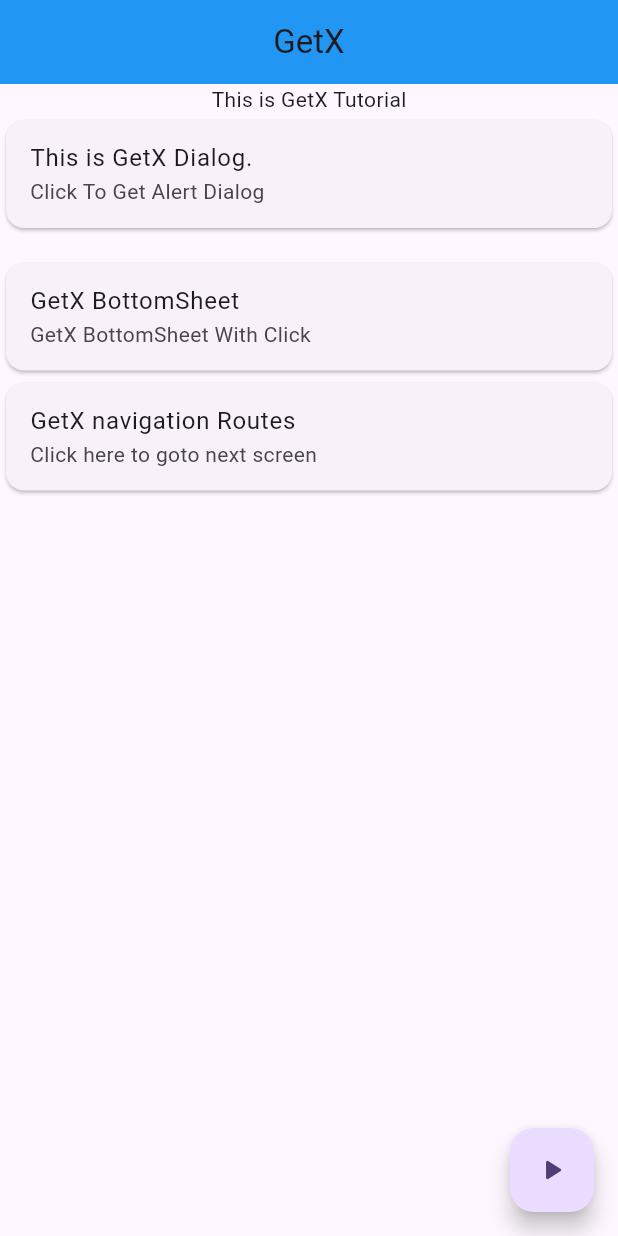
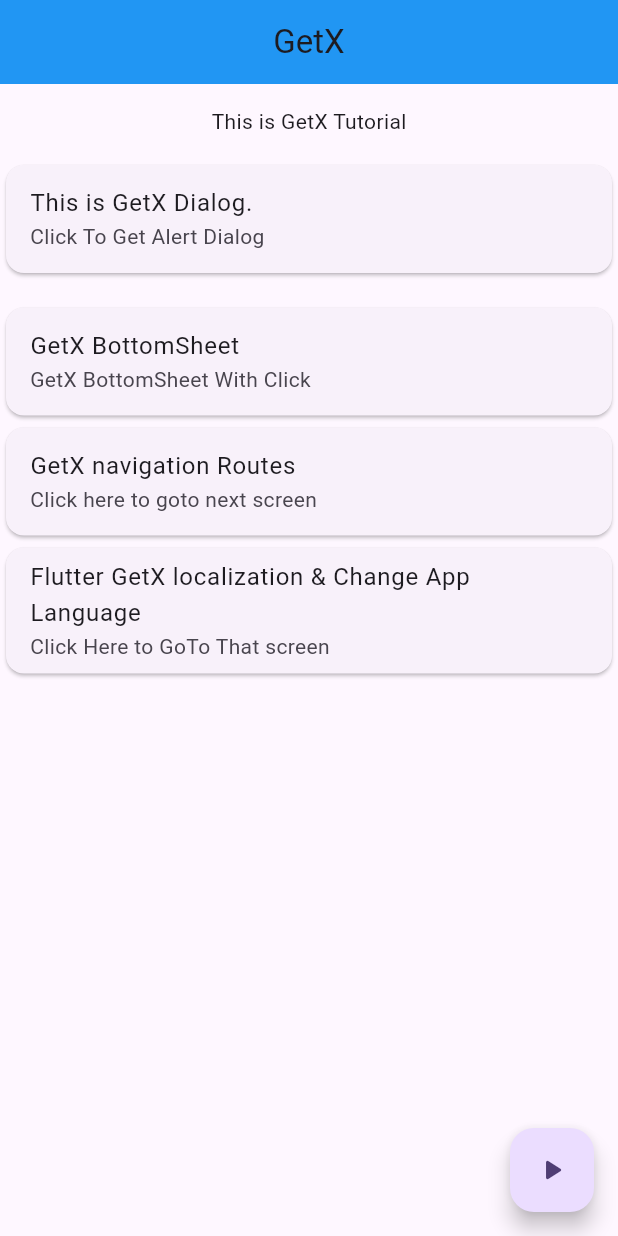
Before and after one commit to rn-byte/State_management, a Flutter app: the screen it shows after launch, on a phone screen of 412 x 824 dp. Run offline on Flutter 3.47's test engine with Material 3 defaults, Android fonts, the phone set to English and light mode, and no system bars; our stand-ins replace get.

Commit message:
Flutter GetX localization & Change App Language added

```diff
--- a/getx_st_mgmt/lib/Views/home_view.dart
+++ b/getx_st_mgmt/lib/Views/home_view.dart
@@ -20,12 +20,14 @@ class _HomeViewState extends State<HomeView> {
         backgroundColor: Colors.blue,
       ),
       body: SafeArea(
-        child: Center(
-            child: Column(
+        child: Column(
           mainAxisAlignment: MainAxisAlignment.start,
           crossAxisAlignment: CrossAxisAlignment.center,
           children: [
-            const Text('This is GetX Tutorial'),
+            const Padding(
+              padding: EdgeInsets.all(15.0),
+              child: Text('This is GetX Tutorial'),
+            ),
             Card(
               child: ListTile(
                 title: const Text('This is GetX Dialog.'),
@@ -105,9 +107,19 @@ class _HomeViewState extends State<HomeView> {
                 title: const Text('GetX navigation Routes'),
                 subtitle: const Text('Click here to goto next screen'),
               ),
+            ),
+            Card(
+              child: ListTile(
+                onTap: () {
+                  Get.toNamed('/LangTranslationScr');
+                },
+                title: const Text(
+                    'Flutter GetX localization & Change App Language'),
+                subtitle: const Text('Click Here to GoTo That screen'),
+              ),
             )
           ],
-        )),
+        ),
       ),
       floatingActionButton: FloatingActionButton(
         onPressed: () {
--- a/getx_st_mgmt/lib/main.dart
+++ b/getx_st_mgmt/lib/main.dart
@@ -1,7 +1,9 @@
 import 'package:flutter/material.dart';
 import 'package:get/get.dart';
+import 'package:getx_st_mgmt/Views/language_translation.dart';
 import 'package:getx_st_mgmt/Views/screen_one.dart';
 import 'package:getx_st_mgmt/Views/screen_two.dart';
+import 'package:getx_st_mgmt/services/translations.dart';
 import 'Views/home_view.dart';
 
 void main() {
@@ -16,6 +18,10 @@ class MyApp extends StatelessWidget {
   Widget build(BuildContext context) {
     final ThemeController themeController = Get.put(ThemeController());
     return GetMaterialApp(
+      //Flutter GetX localization & Change App Language
+      locale: const Locale('en', 'US'),
+      fallbackLocale: const Locale('en', 'US'),
+      translations: Languages(),
       debugShowCheckedModeBanner: false,
       title: 'Flutter Demo',
       darkTheme: ThemeData.dark(),
@@ -30,6 +36,9 @@ class MyApp extends StatelessWidget {
         GetPage(name: '/', page: () => const HomeView()),
         GetPage(name: '/ScreenOne', page: () => const ScreenOne()),
         GetPage(name: '/ScreenTwo', page: () => const ScreenTwo()),
+        GetPage(
+            name: '/LangTranslationScr',
+            page: () => const LanguageTranslation()),
       ],
     );
   }
--- /dev/null
+++ b/getx_st_mgmt/lib/services/translations.dart
@@ -0,0 +1,16 @@
+import 'package:get/get_navigation/src/root/internacionalization.dart';
+
+//Flutter GetX localization & Change App Language
+class Languages extends Translations {
+  @override
+  Map<String, Map<String, String>> get keys => {
+        'en_US': {
+          'message': 'Hello, How Are You?',
+          'name': 'Ram Sharma',
+        },
+        'np_NEP': {
+          'message': 'नमस्ते, कस्तो छ ?',
+          'name': 'राम शर्मा',
+        }
+      };
+}
```
Also changed, not shown: getx_st_mgmt/lib/Views/language_translation.dart (added, +54 -0 lines).
